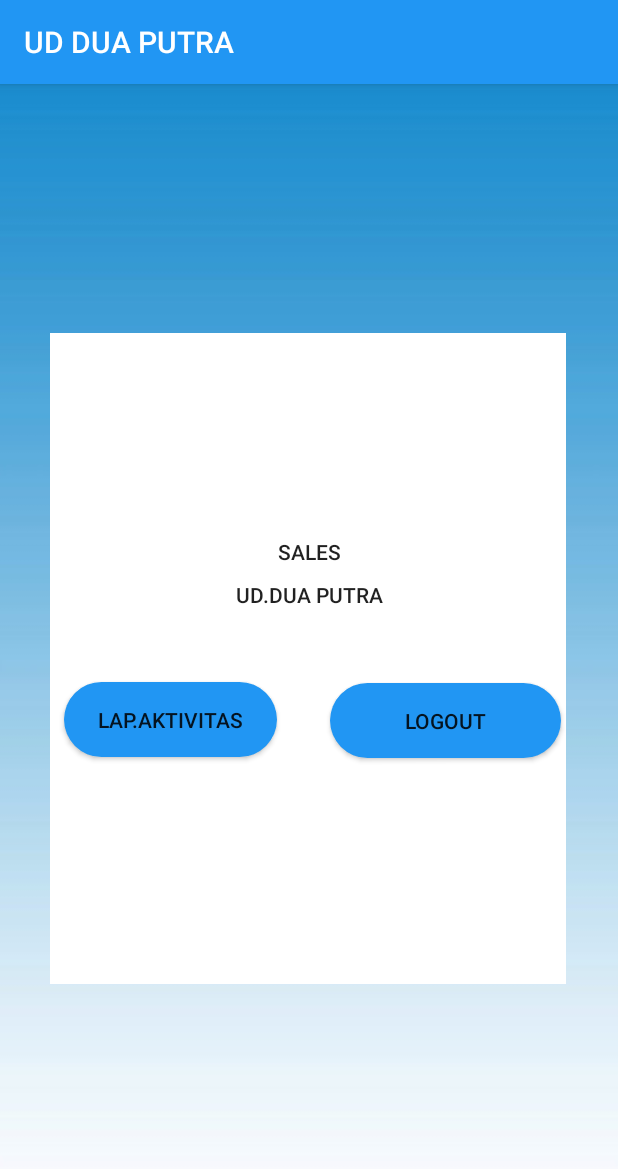
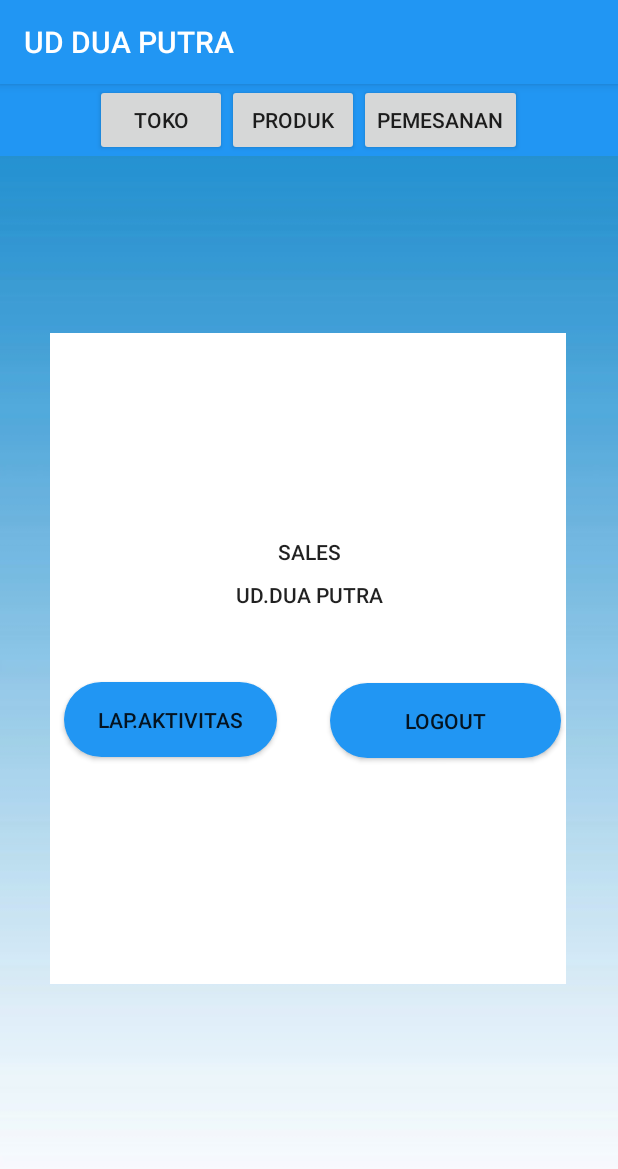
Before and after one commit to finkystudent/UD_DUA_PUTRA, an Android app: the Tampilan_Utama screen opened directly, with no data from a screen before it, on a phone screen of 412 x 824 dp. Shown: the top 1169 px of the screen. Run offline under Robolectric (Android 15) with nearby library versions, the light colour scheme and no system bars.

Commit message:
pembenahan menu fragment

```diff
--- a/app/src/main/res/layout/activity_tampilan__utama.xml
+++ b/app/src/main/res/layout/activity_tampilan__utama.xml
@@ -6,6 +6,33 @@
     android:layout_height="match_parent"
     android:background="@drawable/background1"
     tools:context=".Tampilan_Utama">
+
+    <LinearLayout
+        android:layout_width="match_parent"
+        android:layout_height="wrap_content"
+        android:background="@color/colorPrimary"
+        android:gravity="center"
+        >
+    <Button
+        android:id="@+id/toko"
+        android:layout_width="wrap_content"
+        android:layout_height="wrap_content"
+        android:text="TOKO" />
+
+    <Button
+        android:id="@+id/produk"
+        android:text="PRODUK"
+        android:layout_width="wrap_content"
+        android:layout_height="wrap_content"
+        />
+
+    <Button
+        android:id="@+id/pemesanan"
+        android:layout_width="wrap_content"
+        android:layout_height="wrap_content"
+        android:text="PEMESANAN"
+        />
+    </LinearLayout>
 
     <ImageView
         android:id="@+id/imageView2"
```
